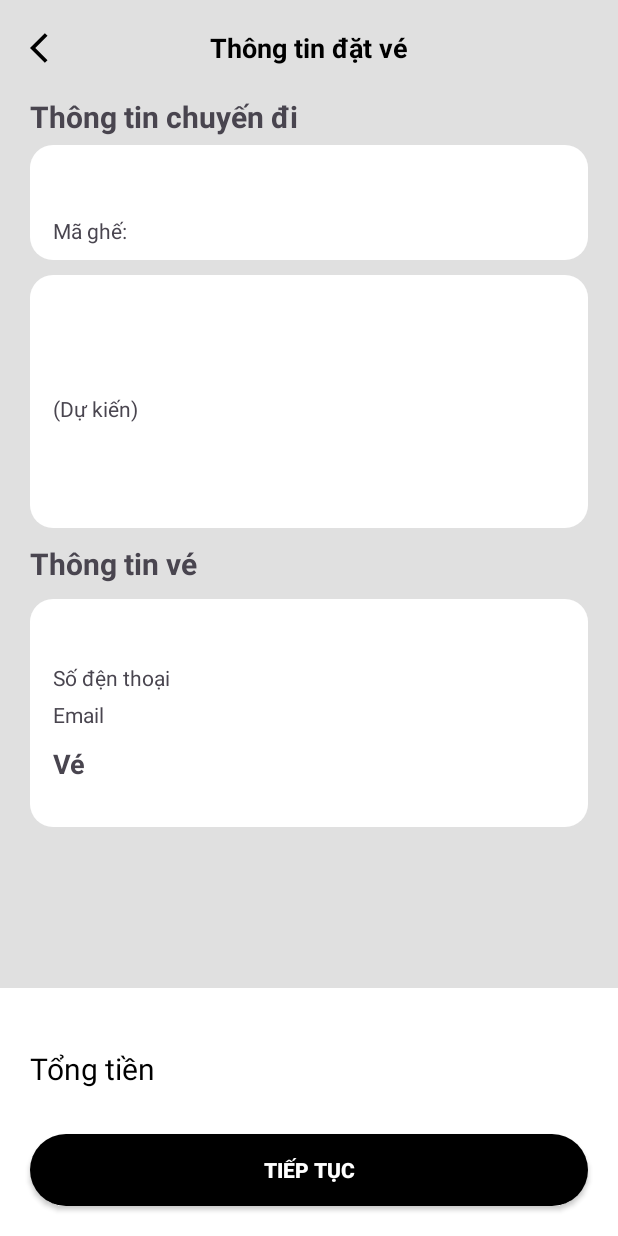
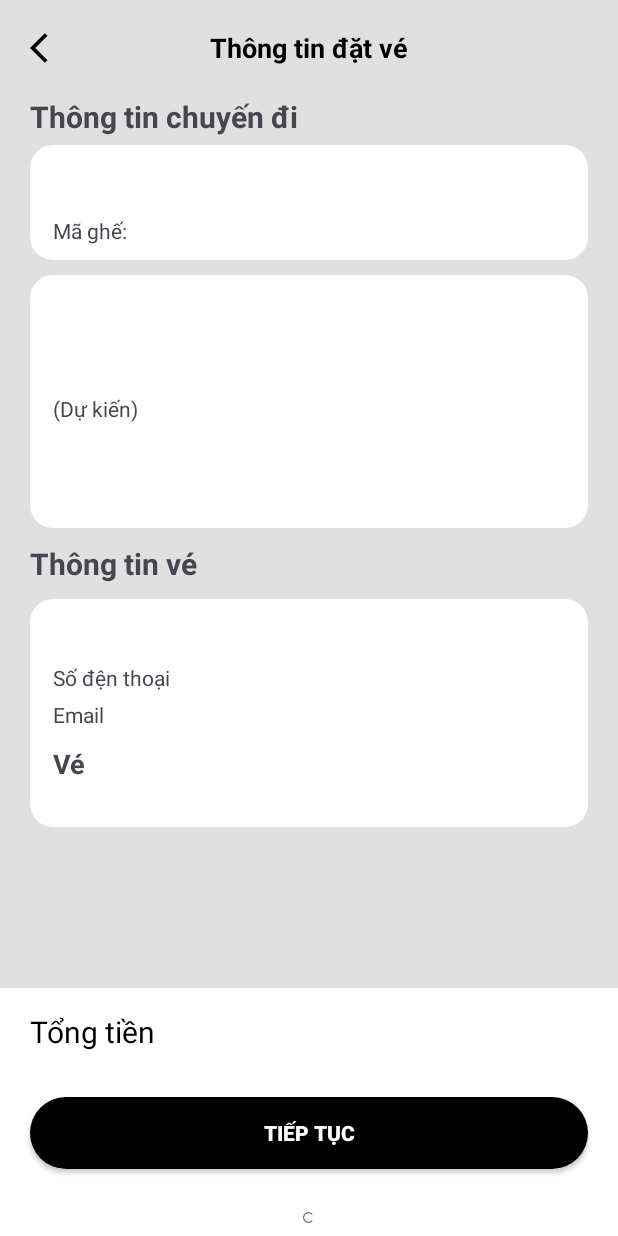
Before and after one commit to ydang2002/CoachTicket, an Android app: the layout activity_info_booking_seat.xml on its own in the app's theme, with its tools: preview values and no code run, on a phone screen of 412 x 824 dp. Run offline under Robolectric (Android 15) with nearby library versions, the phone set to English and light mode, and no system bars.

Commit message:
Thêm progressBar

```diff
--- a/app/src/main/java/com/example/coachticket/viewmodels/InfoBookingSeatViewModel.java
+++ b/app/src/main/java/com/example/coachticket/viewmodels/InfoBookingSeatViewModel.java
@@ -49,6 +49,7 @@ public class InfoBookingSeatViewModel extends ViewModel {
     private BookingSeat bookingSeat = new BookingSeat();
     private Context context;
     public ObservableInt btn = new ObservableInt(View.VISIBLE);
+    public ObservableInt progressBar = new ObservableInt(View.GONE);
     private MutableLiveData<String> errorMessage = new MutableLiveData<>();
     private Routes routes = new Routes();
 
@@ -161,6 +162,8 @@ public class InfoBookingSeatViewModel extends ViewModel {
 
     public void insertBookingSeat(/*BookingSeat bookingSeat Context context*/) {
 //        bookingSeat = new BookingSeat();
+        btn.set(View.GONE);
+        progressBar.set(View.VISIBLE);
         updateSeat();
         bookingSeat.setCustomerId(getId());
         bookingSeat.setTotalSeats(getSize());
@@ -175,8 +178,9 @@ public class InfoBookingSeatViewModel extends ViewModel {
             @Override
             public void onResponse(Call<BookingSeat> call, Response<BookingSeat> response) {
                 if (response.isSuccessful()) {
+                    progressBar.set(View.GONE);
                     Toast.makeText(getContext(), "Đặt vé thành công", Toast.LENGTH_SHORT).show();
-                    btn.set(View.GONE);
+//                    btn.set(View.GONE);
                 } else {
                     errorMessage.setValue("Error inserting booking seat: " + response.errorBody().toString());
                     Toast.makeText(getContext(), "Đặt vé không thành công"+ response.errorBody().toString(), Toast.LENGTH_SHORT).show();
--- a/app/src/main/res/layout/activity_info_booking_seat.xml
+++ b/app/src/main/res/layout/activity_info_booking_seat.xml
@@ -354,6 +354,20 @@
                 android:onClick="@{(v)-> viewModel.insertBookingSeat()}"
                 android:textColor="@color/white"
                 android:textStyle="bold" />
+            <ProgressBar
+                android:id="@+id/login_progress_bar"
+                android:layout_width="wrap_content"
+                android:layout_height="wrap_content"
+                android:layout_gravity="center"
+                android:layout_marginStart="8dp"
+                android:layout_marginTop="8dp"
+                android:layout_marginEnd="8dp"
+                android:layout_marginBottom="8dp"
+                android:visibility="@{viewModel.progressBar}"
+                app:layout_constraintBottom_toTopOf="@+id/login_signup_btn"
+                app:layout_constraintEnd_toEndOf="parent"
+                app:layout_constraintStart_toStartOf="parent"
+                app:layout_constraintTop_toBottomOf="@+id/linearLayout4" />
 
         </LinearLayout>
 
--- a/app/src/main/res/layout/activity_sign_up.xml
+++ b/app/src/main/res/layout/activity_sign_up.xml
@@ -232,7 +232,7 @@
                 android:layout_marginEnd="8dp"
                 android:layout_marginBottom="8dp"
                 android:background="@android:color/transparent"
-                android:text="Chưa có tài khoản?"
+                android:text="Đã có tài khoản?"
                 android:onClick="@{(v)-> signUpViewModel.intent()}"
                 android:textColor="@color/black"
                 android:textStyle="bold"
```
